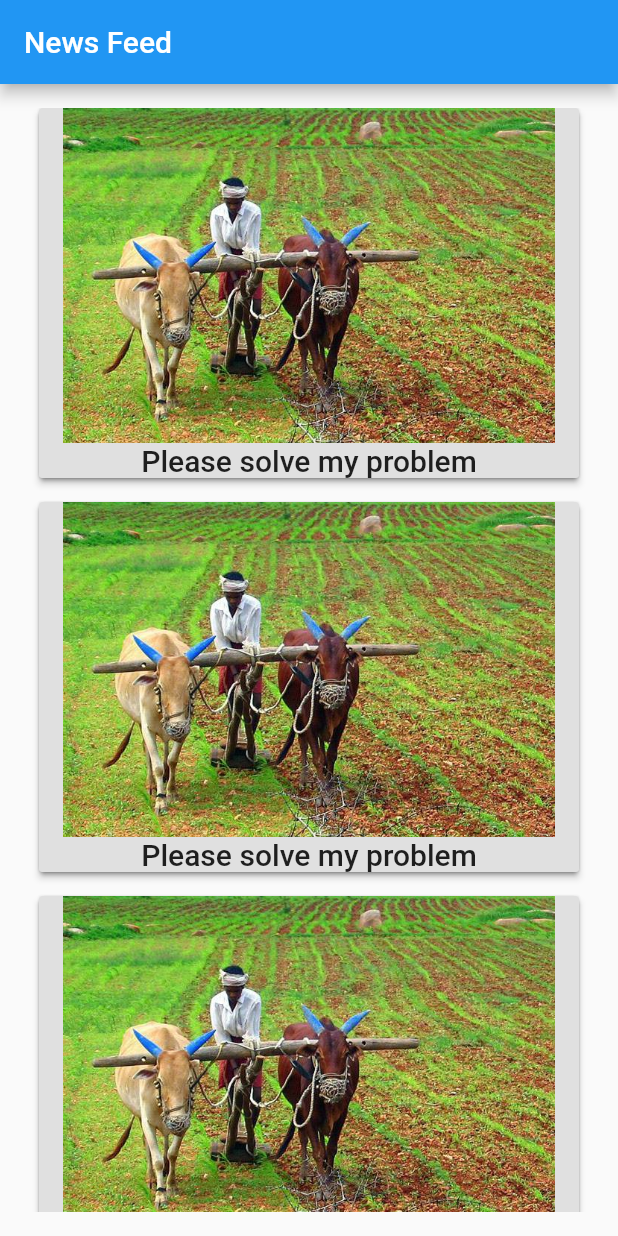
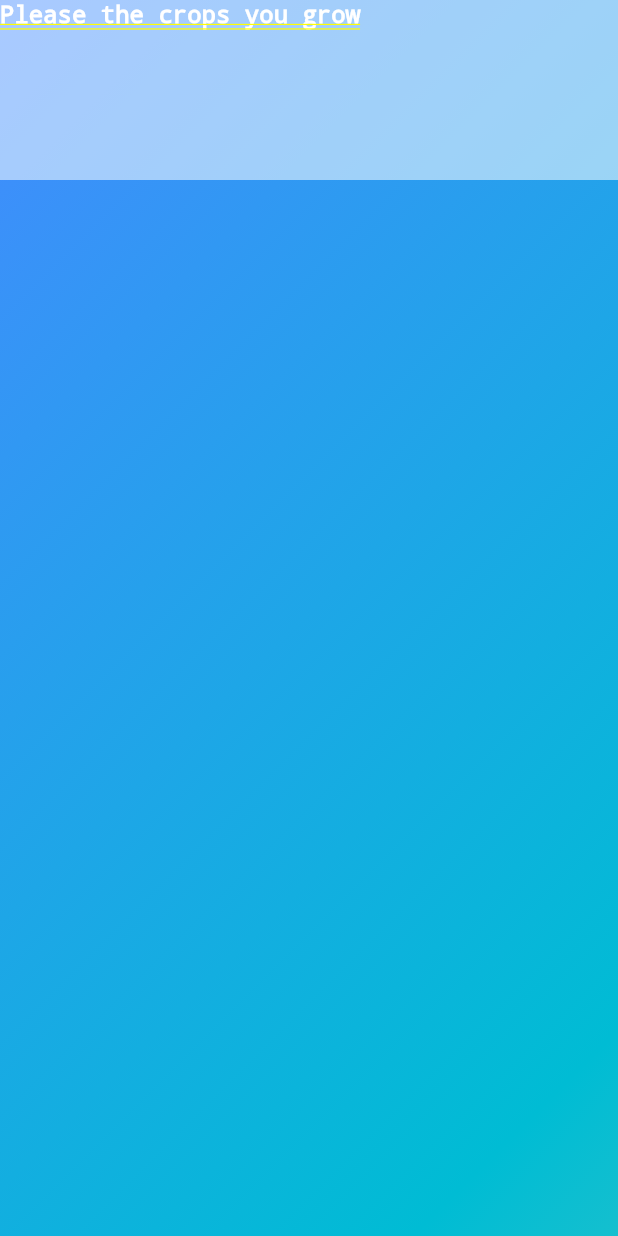
Before and after one commit to ritik-rathi/SIH_project, a Flutter app: the screen it shows after launch, on a phone screen of 412 x 824 dp. Run offline on Flutter 3.47's test engine with Material 2 defaults, Android fonts, the phone set to English and light mode, and no system bars; accounts and stored records are empty.

Commit message:
Added new Files

```diff
--- a/lib/main.dart
+++ b/lib/main.dart
@@ -1,5 +1,6 @@
 import 'package:flutter/material.dart';
-import 'news.dart';
+import 'package:sih_project/option_select.dart';
+import 'main_screen.dart';
 
 void main(){
   runApp(MyApp());
@@ -9,7 +10,12 @@ class MyApp extends StatelessWidget {
   @override
   Widget build(BuildContext context) {
     return MaterialApp(
-      home: Feed(),
+      theme: ThemeData.dark(),
+      initialRoute: '.',
+      routes: {
+        '.':(context) => OptionSelect(),
+        'mainscreen': (context) => MainScreen()
+      },
     );
   }
 }
--- a/lib/news.dart
+++ /dev/null
@@ -1,41 +0,0 @@
-import 'package:flutter/material.dart';
-
-class Feed extends StatefulWidget {
-  @override
-  _FeedState createState() => _FeedState();
-}
-
-class _FeedState extends State<Feed> {
-  @override
-  Widget build(BuildContext context) {
-    return Scaffold(
-      appBar: AppBar(
-        title: Text('News Feed'),
-      ),
-      body: Container(
-        padding: EdgeInsets.all(16.0),
-        child: ListView.builder(
-          itemBuilder: (BuildContext context, index){
-            return new Card(
-              margin: EdgeInsets.only(left: 10.0, right: 10.0, bottom: 16.0),
-              child: RaisedButton(
-                onPressed: (){},
-                child: Column(
-                children: <Widget>[
-                  Image(
-                    image: AssetImage('assets/farmer.jpg'),
-                     //width: 80.0,
-                     //height: 70.0,
-                  ),
-                  Text('Please solve my problem', style: TextStyle(fontSize: 20.0),)
-                ],
-              ),
-              )
-            );
-          },
-        ),
-      ),
-
-    );
-  }
-}
--- /dev/null
+++ b/lib/option_select.dart
@@ -0,0 +1,47 @@
+import 'package:flutter/material.dart';
+
+class SelectIcon {
+  final String iconPath;
+  final String name;
+  final bool isSelected;
+
+  SelectIcon({this.iconPath, this.name, this.isSelected});
+}
+
+class OptionSelect extends StatelessWidget {
+  final List<SelectIcon> list = [];
+  final List<String> finalList = [];
+
+  @override
+  Widget build(BuildContext context) {
+    return Stack(children: <Widget>[
+      Container(
+        decoration: new BoxDecoration(
+            gradient: new LinearGradient(
+                begin: FractionalOffset(0.0, 0.0),
+                end: FractionalOffset(4.0, 2.0),
+                colors: [
+              Colors.blueAccent,
+              Colors.cyan,
+              Colors.green[200],
+              Colors.deepPurple
+            ])),
+      ),
+      new Container(
+        width: double.infinity,
+        height: 120.0,
+        child: new Text(
+          'Please the crops you grow',
+          style: new TextStyle(
+            fontWeight: FontWeight.bold,
+            color: Colors.white,
+            fontSize: 16.0
+          ),
+        ),
+        decoration: BoxDecoration(
+          color: Colors.white54,
+        ),
+      )
+    ]);
+  }
+}
--- a/pubspec.yaml
+++ b/pubspec.yaml
@@ -39,6 +39,7 @@ flutter:
   # To add assets to your application, add an assets section, like this:
   assets:
    - assets/farmer.jpg
+   - assets/images/
   # assets:
   #  - images/a_dot_burr.jpeg
   #  - images/a_dot_ham.jpeg
```
Also changed, not shown: lib/main_screen.dart (added, +56 -0 lines), lib/LoginPage/login.dart (renamed from lib/login.dart).
